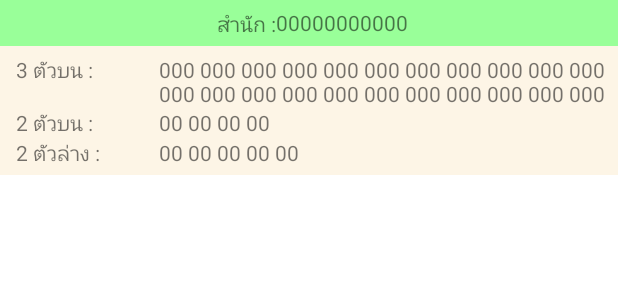
After one commit to Phongpak-Pudsorn/DemoCenter, an Android app: the layout item_office.xml on its own in the app's theme, with its tools: preview values and no code run, on a phone screen of 412 x 824 dp. The commit adds this screen. Shown: the top 300 px of the screen. Run offline under Robolectric (Android 15) with nearby library versions, the phone set to English and light mode, and no system bars.

Commit message:
update 13/3/2567 เพิ่ม Sub เลขเด็ด

```diff
--- a/centersdk/build.gradle
+++ b/centersdk/build.gradle
@@ -49,6 +49,7 @@ dependencies {
     implementation 'androidx.appcompat:appcompat:1.6.1'
     implementation 'com.google.android.material:material:1.11.0'
     implementation 'androidx.constraintlayout:constraintlayout:2.1.4'
+    implementation 'androidx.swiperefreshlayout:swiperefreshlayout:1.1.0'
     testImplementation 'junit:junit:4.13.2'
     androidTestImplementation 'androidx.test.ext:junit:1.1.5'
     androidTestImplementation 'androidx.test.espresso:espresso-core:3.5.1'
--- a/centersdk/src/main/java/com/starvision/api/URL.kt
+++ b/centersdk/src/main/java/com/starvision/api/URL.kt
@@ -2,4 +2,9 @@ package com.starvision.api
 
 object URL {
     var BASE_URL = "https://starvision.in.th"
+
+    const val BASE_URL_RADIO = "https://lottery.starvision.in.th"
+    const val lotto_office = "action/file_json/suggest_"
+    const val lotto_office_result = "action/file_json/suggest_by_result_"
+    const val lotto_office_date = "/action/file_json/SuggestDate.json"
 }
--- /dev/null
+++ b/centersdk/src/main/java/com/starvision/view/center/sub/models/SubLottothaiDateModels.kt
@@ -0,0 +1,6 @@
+package com.starvision.view.center.sub.models
+
+data class SubLottothaiDateModels (val Status : String,
+                                   val Datarow : ArrayList<Date>){
+    data class Date(val suggestdate : String)
+}
--- /dev/null
+++ b/centersdk/src/main/res/drawable/baseline_arrow_drop_down_24.xml
@@ -0,0 +1,5 @@
+<vector android:height="24dp" android:tint="#000000"
+    android:viewportHeight="24" android:viewportWidth="24"
+    android:width="24dp" xmlns:android="http://schemas.android.com/apk/res/android">
+    <path android:fillColor="@android:color/white" android:pathData="M7,10l5,5 5,-5z"/>
+</vector>
--- /dev/null
+++ b/centersdk/src/main/res/layout/item_office.xml
@@ -0,0 +1,107 @@
+<?xml version="1.0" encoding="utf-8"?>
+<LinearLayout xmlns:android="http://schemas.android.com/apk/res/android"
+    android:layout_width="match_parent"
+    android:layout_height="wrap_content"
+    android:gravity="center"
+    android:orientation="vertical">
+
+    <LinearLayout
+        android:layout_width="match_parent"
+        android:layout_height="wrap_content"
+        android:orientation="vertical">
+
+        <LinearLayout
+            android:layout_width="match_parent"
+            android:layout_height="wrap_content"
+            android:background="@color/greeny"
+            android:gravity="center"
+            android:orientation="horizontal"
+            android:padding="5dp">
+
+            <TextView
+                android:id="@+id/textView1"
+                android:layout_width="wrap_content"
+                android:layout_height="wrap_content"
+                android:layout_gravity="center"
+                android:layout_marginLeft="5dp"
+                android:text="@string/text_bureau_off" />
+
+            <TextView
+                android:id="@+id/item_off"
+                android:layout_width="wrap_content"
+                android:layout_height="wrap_content"
+                android:gravity="center"
+                android:text="00000000000" />
+        </LinearLayout>
+
+        <LinearLayout
+            android:layout_width="match_parent"
+            android:layout_height="match_parent"
+            android:background="@color/gray_w1"
+            android:orientation="vertical"
+            android:padding="5dp">
+
+            <LinearLayout
+                android:layout_width="match_parent"
+                android:layout_height="wrap_content">
+
+                <TextView
+                    android:id="@+id/textView4"
+                    android:layout_width="wrap_content"
+                    android:layout_height="wrap_content"
+                    android:layout_marginLeft="5dp"
+                    android:width="90dp"
+                    android:text="@string/text_3_off" />
+
+                <TextView
+                    android:id="@+id/item_three"
+                    android:layout_width="match_parent"
+                    android:layout_height="wrap_content"
+                    android:layout_marginLeft="5dp"
+                    android:text="000 000 000 000 000 000 000 000 000 000 000 000 000 000 000 000 000 000 000 000 000 000" />
+            </LinearLayout>
+
+            <LinearLayout
+                android:layout_width="match_parent"
+                android:layout_height="wrap_content">
+
+                <TextView
+                    android:id="@+id/textView2"
+                    android:layout_width="wrap_content"
+                    android:layout_height="wrap_content"
+                    android:layout_marginLeft="5dp"
+                    android:width="90dp"
+                    android:text="@string/text_2_up_off" />
+
+                <TextView
+                    android:id="@+id/item_two_up"
+                    android:layout_width="match_parent"
+                    android:layout_height="wrap_content"
+                    android:layout_marginLeft="5dp"
+                    android:text="00 00 00 00" />
+            </LinearLayout>
+
+            <LinearLayout
+                android:layout_width="match_parent"
+                android:layout_height="wrap_content">
+
+                <TextView
+                    android:id="@+id/textView3"
+                    android:layout_width="wrap_content"
+                    android:layout_height="wrap_content"
+                    android:layout_marginLeft="5dp"
+                    android:width="90dp"
+                    android:text="@string/text_2_down_off" />
+
+                <TextView
+                    android:id="@+id/item_two_down"
+                    android:layout_width="match_parent"
+                    android:layout_height="wrap_content"
+                    android:layout_marginLeft="5dp"
+                    android:text="00 00 00 00 00" />
+            </LinearLayout>
+        </LinearLayout>
+
+    </LinearLayout>
+
+</LinearLayout>
--- a/centersdk/src/main/res/values/colors.xml
+++ b/centersdk/src/main/res/values/colors.xml
@@ -21,6 +21,9 @@
 
     <color name="clam">#0A8CE9</color>
 
+    <color name="greeny">#99FF99</color>
+    <color name="gray_w1">#FDF5E6</color>
+
     <color name="transparent">#00000000</color>
 
 </resources>
--- a/centersdk/src/main/res/values/strings.xml
+++ b/centersdk/src/main/res/values/strings.xml
@@ -28,6 +28,12 @@
     <string name="confirm_password">confirm password</string>
     <string name="please_click_to_accept">Please click to accept</string>
 
+    <string name="text_bureau_off">สำนัก : </string>
+    <string name="text_3_off">3 ตัวบน :</string>
+    <string name="text_2_up_off">2 ตัวบน :</string>
+    <string name="text_2_down_off">2 ตัวล่าง :</string>
+    <string name="text_date_off">งวดวันที่ </string>
+
     <string name="text_coin">Coin : </string>
     <string name="news_today">ข่าวประจำวัน</string>
 </resources>
```
Also changed, not shown: app/src/main/java/com/starvision/democenter/MainActivity.kt (+28 -0 lines), app/src/main/res/layout/activity_main.xml (+26 -0 lines), centersdk/src/main/java/com/starvision/api/Api.kt (+11 -0 lines), centersdk/src/main/java/com/starvision/api/ApiClient.kt (+10 -2 lines), centersdk/src/main/java/com/starvision/view/center/sub/SubLottothaiPage.kt (added, +219 -0 lines), centersdk/src/main/java/com/starvision/view/center/sub/adapter/AdapterLottothaiSub.kt (added, +47 -0 lines), centersdk/src/main/java/com/starvision/view/center/sub/adapter/AdapterSpinnerCustom.kt (added, +41 -0 lines), centersdk/src/main/java/com/starvision/view/center/sub/models/SubLottothaiModels.kt (added, +15 -0 lines), centersdk/src/main/java/com/starvision/view/center/sub/models/SubLottothaiNumberModels.kt (added, +21 -0 lines), centersdk/src/main/res/layout/item_spinner.xml (added, +26 -0 lines), centersdk/src/main/res/layout/layout_listview.xml (added, +32 -0 lines), centersdk/src/main/res/layout/page_lottothai_sub.xml (added, +89 -0 lines).
